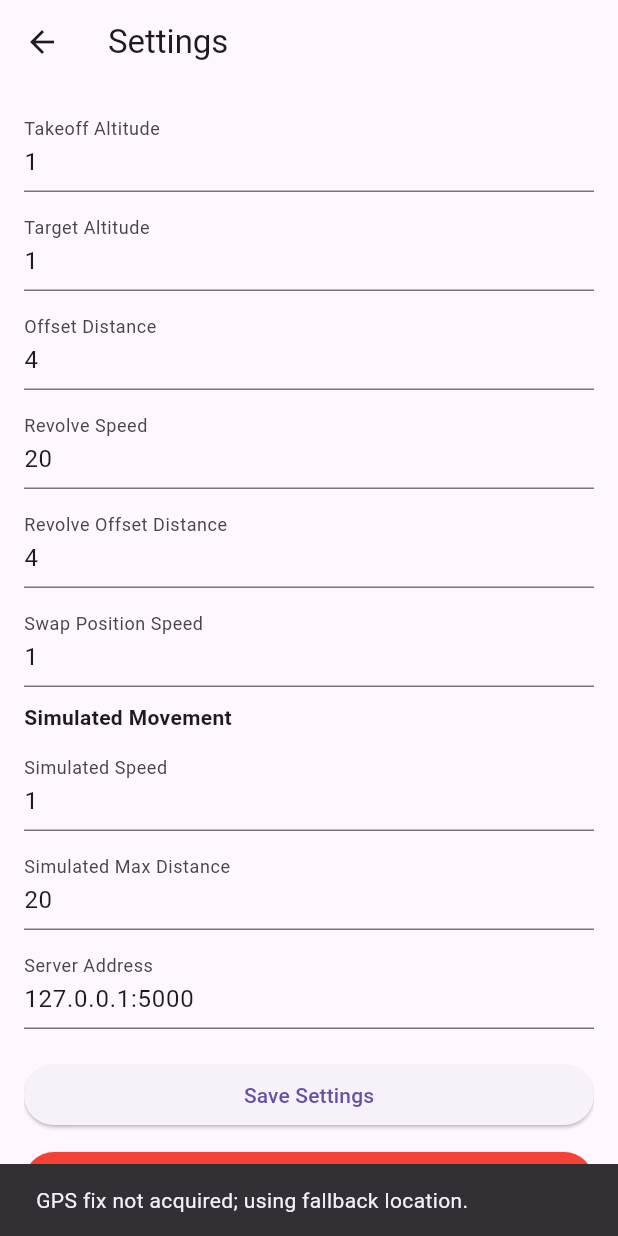
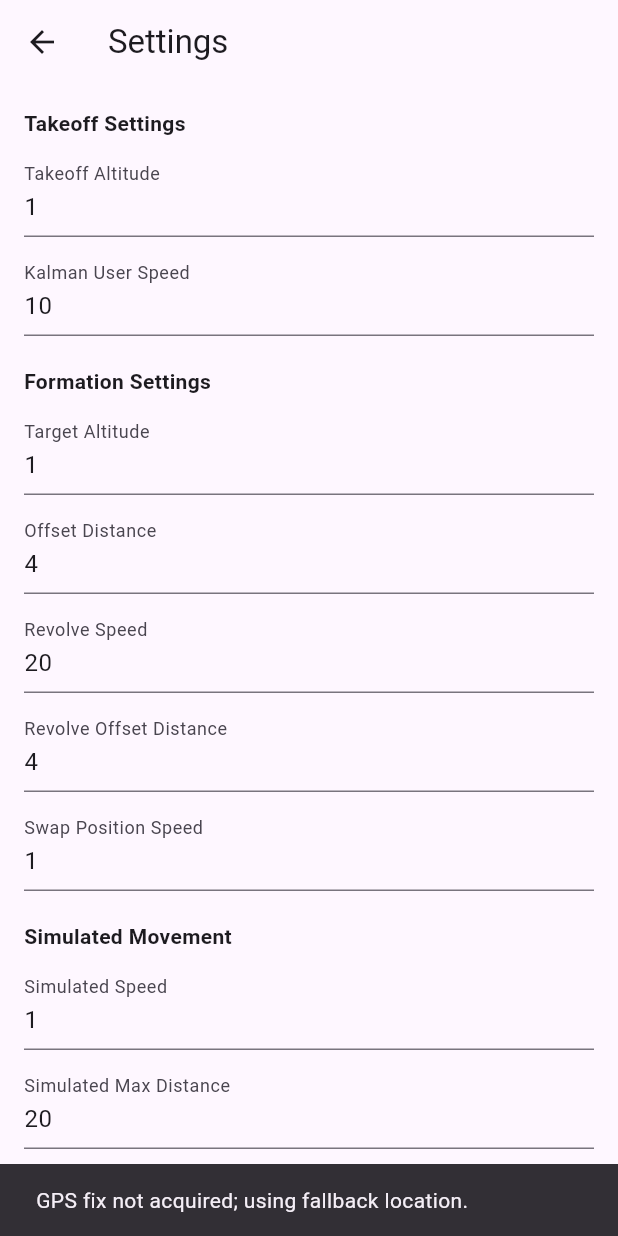
Before and after one commit to LavisCannon15/Drone-Swarm-App-and-Server, a Flutter app: the screen it shows after launch, in the side drawer, after a tap on the "menu" icon, on a phone screen of 412 x 824 dp. Run offline on Flutter 3.47's test engine with Material 3 defaults, Android fonts, the phone set to English and light mode, and no system bars; our stand-ins replace fl_chart, flutter_map, geolocator, google_maps_flutter, latlong2, shared_preferences; missing offline and left inert: flutter_background, flutter_map_tile_caching, google_maps_flutter_android, google_maps_flutter_platform_interface.

Commit message:
Add configurable approach speed and reorganize settings

```diff
--- a/lib/screens/settings_screen.dart
+++ b/lib/screens/settings_screen.dart
@@ -20,6 +20,7 @@ class _SettingsScreenState extends State<SettingsScreen> {
   final Map<String, String> defaultSettings = {
     "takeoffAltitude": "1",
     "targetAltitude": "1",
+    "kalmanUserSpeed": "10",
     "offsetDistance": "4",
     "revolveSpeed": "20",
     "revolveOffsetDistance": "4",
@@ -32,6 +33,7 @@ class _SettingsScreenState extends State<SettingsScreen> {
   // Current values for settings
   String takeoffAltitude = "3";
   String targetAltitude = "1";
+  String kalmanUserSpeed = "10";
   String offsetDistance = "4";
   String revolveSpeed = "20";
   String revolveOffsetDistance = "4";
@@ -42,6 +44,7 @@ class _SettingsScreenState extends State<SettingsScreen> {
 
   late final TextEditingController takeoffAltitudeController;
   late final TextEditingController targetAltitudeController;
+  late final TextEditingController kalmanUserSpeedController;
   late final TextEditingController offsetDistanceController;
   late final TextEditingController revolveSpeedController;
   late final TextEditingController revolveOffsetDistanceController;
@@ -55,6 +58,7 @@ class _SettingsScreenState extends State<SettingsScreen> {
     super.initState();
     takeoffAltitudeController = TextEditingController();
     targetAltitudeController = TextEditingController();
+    kalmanUserSpeedController = TextEditingController();
     offsetDistanceController = TextEditingController();
     revolveSpeedController = TextEditingController();
     revolveOffsetDistanceController = TextEditingController();
@@ -69,6 +73,7 @@ class _SettingsScreenState extends State<SettingsScreen> {
   void dispose() {
     takeoffAltitudeController.dispose();
     targetAltitudeController.dispose();
+    kalmanUserSpeedController.dispose();
     offsetDistanceController.dispose();
     revolveSpeedController.dispose();
     revolveOffsetDistanceController.dispose();
@@ -79,6 +84,10 @@ class _SettingsScreenState extends State<SettingsScreen> {
     super.dispose();
   }
 
+  String _sanitizeServerAddress(String value) {
+    return value.replaceFirst(RegExp(r'^wss?://'), '');
+  }
+
   Future<void> _loadSettings() async {
     final prefs = await SharedPreferences.getInstance();
     if (!mounted) return;
@@ -87,6 +96,8 @@ class _SettingsScreenState extends State<SettingsScreen> {
           prefs.getString('takeoffAltitude') ?? defaultSettings['takeoffAltitude']!;
       targetAltitude =
           prefs.getString('targetAltitude') ?? defaultSettings['targetAltitude']!;
+      kalmanUserSpeed =
+          prefs.getString('kalmanUserSpeed') ?? defaultSettings['kalmanUserSpeed']!;
       offsetDistance =
           prefs.getString('offsetDistance') ?? defaultSettings['offsetDistance']!;
       revolveSpeed =
@@ -99,11 +110,12 @@ class _SettingsScreenState extends State<SettingsScreen> {
           prefs.getString('simSpeed') ?? defaultSettings['simSpeed']!;
       simMaxDistance =
           prefs.getString('simMaxDistance') ?? defaultSettings['simMaxDistance']!;
-      serverAddress =
-          prefs.getString('serverAddress') ?? defaultSettings['serverAddress']!;
+      serverAddress = _sanitizeServerAddress(
+          prefs.getString('serverAddress') ?? defaultSettings['serverAddress']!);
 
       takeoffAltitudeController.text = takeoffAltitude;
       targetAltitudeController.text = targetAltitude;
+      kalmanUserSpeedController.text = kalmanUserSpeed;
       offsetDistanceController.text = offsetDistance;
       revolveSpeedController.text = revolveSpeed;
       revolveOffsetDistanceController.text = revolveOffsetDistance;
@@ -116,23 +128,24 @@ class _SettingsScreenState extends State<SettingsScreen> {
 
     if (kDebugMode) {
       print(
-          "📥 Loaded settings: takeoffAltitude=$takeoffAltitude, targetAltitude=$targetAltitude, offsetDistance=$offsetDistance, revolveSpeed=$revolveSpeed, revolveOffsetDistance=$revolveOffsetDistance, swapPositionSpeed=$swapPositionSpeed, simSpeed=$simSpeed, simMaxDistance=$simMaxDistance, serverAddress=$serverAddress");
+          "📥 Loaded settings: takeoffAltitude=$takeoffAltitude, targetAltitude=$targetAltitude, kalmanUserSpeed=$kalmanUserSpeed, offsetDistance=$offsetDistance, revolveSpeed=$revolveSpeed, revolveOffsetDistance=$revolveOffsetDistance, swapPositionSpeed=$swapPositionSpeed, simSpeed=$simSpeed, simMaxDistance=$simMaxDistance, serverAddress=$serverAddress");
     }
     LogManager().addLog(
-        "📥 Loaded settings: takeoffAltitude=$takeoffAltitude, targetAltitude=$targetAltitude, offsetDistance=$offsetDistance, revolveSpeed=$revolveSpeed, revolveOffsetDistance=$revolveOffsetDistance, swapPositionSpeed=$swapPositionSpeed, simSpeed=$simSpeed, simMaxDistance=$simMaxDistance, serverAddress=$serverAddress");
+        "📥 Loaded settings: takeoffAltitude=$takeoffAltitude, targetAltitude=$targetAltitude, kalmanUserSpeed=$kalmanUserSpeed, offsetDistance=$offsetDistance, revolveSpeed=$revolveSpeed, revolveOffsetDistance=$revolveOffsetDistance, swapPositionSpeed=$swapPositionSpeed, simSpeed=$simSpeed, simMaxDistance=$simMaxDistance, serverAddress=$serverAddress");
   }
 
   Future<void> _saveSettings() async {
     final prefs = await SharedPreferences.getInstance();
     await prefs.setString('takeoffAltitude', takeoffAltitude);
     await prefs.setString('targetAltitude', targetAltitude);
+    await prefs.setString('kalmanUserSpeed', kalmanUserSpeed);
     await prefs.setString('offsetDistance', offsetDistance);
     await prefs.setString('revolveSpeed', revolveSpeed);
     await prefs.setString('revolveOffsetDistance', revolveOffsetDistance);
     await prefs.setString('swapPositionSpeed', swapPositionSpeed);
     await prefs.setString('simSpeed', simSpeed);
     await prefs.setString('simMaxDistance', simMaxDistance);
-    await prefs.setString('serverAddress', serverAddress);
+    await prefs.setString('serverAddress', _sanitizeServerAddress(serverAddress));
 
     // Refresh caches so new values apply immediately
     await GPSService().refreshSettings();
@@ -146,16 +159,19 @@ class _SettingsScreenState extends State<SettingsScreen> {
     setState(() {
       takeoffAltitude = defaultSettings['takeoffAltitude']!;
       targetAltitude = defaultSettings['targetAltitude']!;
+      kalmanUserSpeed = defaultSettings['kalmanUserSpeed']!;
       offsetDistance = defaultSettings['offsetDistance']!;
       revolveSpeed = defaultSettings['revolveSpeed']!;
       revolveOffsetDistance = defaultSettings['revolveOffsetDistance']!;
       swapPositionSpeed = defaultSettings['swapPositionSpeed']!;
       simSpeed = defaultSettings['simSpeed']!;
       simMaxDistance = defaultSettings['simMaxDistance']!;
-      serverAddress = defaultSettings['serverAddress']!;
+      serverAddress =
+          _sanitizeServerAddress(defaultSettings['serverAddress']!);
 
       takeoffAltitudeController.text = takeoffAltitude;
       targetAltitudeController.text = targetAltitude;
+      kalmanUserSpeedController.text = kalmanUserSpeed;
       offsetDistanceController.text = offsetDistance;
       revolveSpeedController.text = revolveSpeed;
       revolveOffsetDistanceController.text = revolveOffsetDistance;
@@ -205,6 +221,12 @@ class _SettingsScreenState extends State<SettingsScreen> {
         padding: const EdgeInsets.all(16.0),
         child: ListView(
           children: [
+            // Takeoff Settings
+            Text(
+              "Takeoff Settings",
+              style: TextStyle(fontWeight: FontWeight.bold),
+            ),
+            SizedBox(height: 10),
             // Takeoff Altitude
             TextField(
               decoration: InputDecoration(
@@ -219,6 +241,28 @@ class _SettingsScreenState extends State<SettingsScreen> {
                   RegExp(r'^[0-9]*\.?[0-9]*$'),
                 ),
               ],
+            ),
+            SizedBox(height: 10),
+            // Kalman User Speed
+            TextField(
+              decoration: InputDecoration(
+                labelText: "Kalman User Speed",
+                hintText: "Speed to initial user location",
+              ),
+              keyboardType: TextInputType.numberWithOptions(decimal: true),
+              onChanged: (value) => kalmanUserSpeed = value,
+              controller: kalmanUserSpeedController,
+              inputFormatters: [
+                FilteringTextInputFormatter.allow(
+                  RegExp(r'^[0-9]*\.?[0-9]*$'),
+                ),
+              ],
+            ),
+            SizedBox(height: 20),
+            // Formation Settings
+            Text(
+              "Formation Settings",
+              style: TextStyle(fontWeight: FontWeight.bold),
             ),
             SizedBox(height: 10),
             // Target Altitude
@@ -300,7 +344,7 @@ class _SettingsScreenState extends State<SettingsScreen> {
                 ),
               ],
             ),
-            SizedBox(height: 10),
+            SizedBox(height: 20),
             // Simulated Movement Settings
             Text(
               "Simulated Movement",
@@ -338,6 +382,12 @@ class _SettingsScreenState extends State<SettingsScreen> {
                 ),
               ],
             ),
+            SizedBox(height: 20),
+            // Server Settings
+            Text(
+              "Server Settings",
+              style: TextStyle(fontWeight: FontWeight.bold),
+            ),
             SizedBox(height: 10),
             // Server Address
             TextField(
@@ -346,7 +396,7 @@ class _SettingsScreenState extends State<SettingsScreen> {
                 hintText: "Enter server address (e.g., 192.168.1.1:5000)",
               ),
               keyboardType: TextInputType.text,
-              onChanged: (value) => serverAddress = value,
+              onChanged: (value) => serverAddress = _sanitizeServerAddress(value),
               controller: serverAddressController,
             ),
             SizedBox(height: 20),
--- a/lib/services/websocket_service.dart
+++ b/lib/services/websocket_service.dart
@@ -207,6 +207,7 @@ class WebSocketService {
     String revolveOffsetDistance =
         prefs.getString('revolveOffsetDistance') ?? "4";
     String swapPositionSpeed = prefs.getString('swapPositionSpeed') ?? "1";
+    String kalmanUserSpeed = prefs.getString('kalmanUserSpeed') ?? "10";
     String selectedMode = prefs.getString('selectedMode') ?? "Normal";
 
     double _parseParam(String value, double defaultValue, String name) {
@@ -233,6 +234,8 @@ class WebSocketService {
           _parseParam(revolveOffsetDistance, 4.0, 'revolve_offset_distance'),
       "swap_position_speed":
           _parseParam(swapPositionSpeed, 1.0, 'swap_position_speed'),
+      "kalman_user_speed":
+          _parseParam(kalmanUserSpeed, 10.0, 'kalman_user_speed'),
       "orbit_around_user": selectedMode == "Orbit",
       "swap_positions": selectedMode == "Swap Positions",
       "rotate_triangle_formation": selectedMode == "Rotate Triangle"
```
Also changed, not shown: 2 other files.
